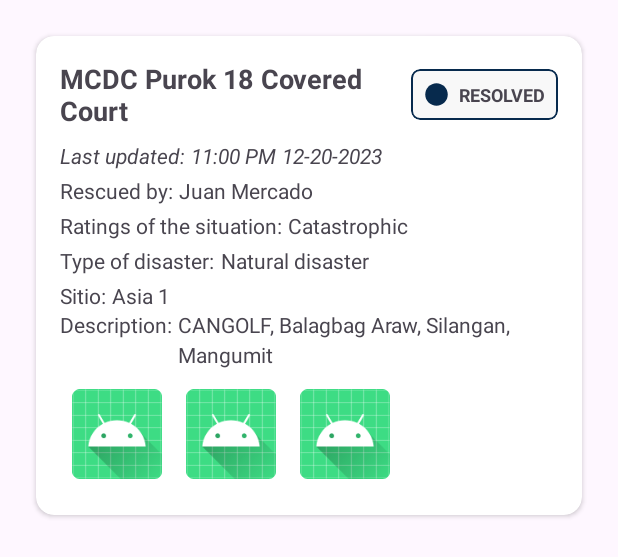
After one commit to tnrtxx/rescYou_Admin, an Android app: the layout item_all_pins.xml on its own in the app's theme, with its tools: preview values and no code run, on a phone screen of 412 x 824 dp. The commit adds this screen. Shown: the top 557 px of the screen. Run offline under Robolectric (Android 15) with nearby library versions, the phone set to English and light mode, and no system bars.

Commit message:
All Pins Recycler View

```diff
--- a/app/src/main/AndroidManifest.xml
+++ b/app/src/main/AndroidManifest.xml
@@ -39,6 +39,9 @@
         android:supportsRtl="true"
         android:theme="@style/Theme.RescYouAdmin"
         tools:targetApi="31">
+        <activity
+            android:name=".ShowAllPins"
+            android:exported="false" />
         <activity
             android:name=".ResolvedPins"
             android:exported="false" />
--- a/app/src/main/java/com/example/rescyouadmin/Reports.kt
+++ b/app/src/main/java/com/example/rescyouadmin/Reports.kt
@@ -14,6 +14,11 @@ class Reports : AppCompatActivity() {
         binding = ActivityReportsBinding.inflate(layoutInflater)
         setContentView(binding.root)
 
+        //SHOW ALL PINS BUTTON
+        binding.allpinsButton.setOnClickListener {
+            val intent = Intent(this, ShowAllPins::class.java)
+            startActivity(intent)
+        }
 
         //RESOLVED PINS BUTTON
         binding.resolvedpinsButton.setOnClickListener {
--- /dev/null
+++ b/app/src/main/res/drawable/round_filter_alt_24.xml
@@ -0,0 +1,5 @@
+<vector android:height="24dp" android:tint="#072A4D"
+    android:viewportHeight="24" android:viewportWidth="24"
+    android:width="24dp" xmlns:android="http://schemas.android.com/apk/res/android">
+    <path android:fillColor="@android:color/white" android:pathData="M4.25,5.61C6.57,8.59 10,13 10,13v5c0,1.1 0.9,2 2,2h0c1.1,0 2,-0.9 2,-2v-5c0,0 3.43,-4.41 5.75,-7.39C20.26,4.95 19.79,4 18.95,4H5.04C4.21,4 3.74,4.95 4.25,5.61z"/>
+</vector>
--- /dev/null
+++ b/app/src/main/res/layout/item_all_pins.xml
@@ -0,0 +1,271 @@
+<?xml version="1.0" encoding="utf-8"?>
+<androidx.cardview.widget.CardView xmlns:android="http://schemas.android.com/apk/res/android"
+    xmlns:app="http://schemas.android.com/apk/res-auto"
+    xmlns:tools="http://schemas.android.com/tools"
+    android:layout_width="match_parent"
+    android:layout_height="wrap_content"
+    android:layout_marginLeft="24dp"
+    android:layout_marginTop="24dp"
+    android:layout_marginRight="24dp"
+    android:elevation="12dp"
+    app:cardCornerRadius="12dp">
+
+    <LinearLayout
+        android:layout_width="match_parent"
+        android:layout_height="wrap_content"
+        android:orientation="vertical">
+
+        <androidx.constraintlayout.widget.ConstraintLayout
+            android:layout_width="match_parent"
+            android:layout_height="wrap_content"
+            android:clipToPadding="false"
+            android:padding="16dp">
+
+            <LinearLayout
+                android:id="@+id/all_pins_linearlayout"
+                android:layout_width="match_parent"
+                android:layout_height="wrap_content"
+                android:gravity="center"
+                android:orientation="horizontal"
+                app:layout_constraintEnd_toEndOf="parent"
+                app:layout_constraintStart_toStartOf="parent"
+                app:layout_constraintTop_toTopOf="parent">
+
+                <TextView
+                    android:id="@+id/name_textview"
+                    android:layout_width="0dp"
+                    android:layout_weight="1"
+                    android:layout_height="wrap_content"
+                    android:textSize="18sp"
+                    android:textStyle="bold"
+                    tools:text="MCDC Purok 18 Covered Court" />
+
+                <com.google.android.material.card.MaterialCardView
+                    android:id="@+id/status_cardview"
+                    android:layout_width="wrap_content"
+                    android:layout_marginStart="4dp"
+                    android:layout_height="wrap_content"
+                    android:backgroundTint="@color/light_gray"
+                    app:cardCornerRadius="6dp"
+                    app:contentPadding="8dp"
+                    app:strokeColor="@color/navy_blue"
+                    app:strokeWidth="1dp">
+
+                    <TextView
+                        android:id="@+id/status_textview"
+                        android:layout_width="wrap_content"
+                        android:layout_height="wrap_content"
+                        android:drawablePadding="6dp"
+                        android:gravity="center"
+                        android:textAllCaps="true"
+                        android:textSize="12sp"
+                        android:textStyle="bold"
+                        app:drawableStartCompat="@drawable/baseline_circle_18"
+                        tools:text="RESOLVED" />
+                </com.google.android.material.card.MaterialCardView>
+            </LinearLayout>
+
+            <RelativeLayout
+                android:layout_width="match_parent"
+                android:layout_height="wrap_content"
+                android:layout_marginTop="8dp"
+                app:layout_constraintBottom_toBottomOf="parent"
+                app:layout_constraintTop_toBottomOf="@+id/all_pins_linearlayout">
+
+
+                <LinearLayout
+                    android:id="@+id/dateTime_linearlayout"
+                    android:layout_width="match_parent"
+                    android:layout_height="wrap_content"
+                    android:layout_marginBottom="4dp"
+                    android:orientation="horizontal">
+
+                    <TextView
+                        android:layout_width="wrap_content"
+                        android:layout_height="wrap_content"
+                        android:text="Last updated:"
+                        android:textStyle="italic"
+                        android:textSize="14sp" />
+
+                    <TextView
+                        android:id="@+id/time_textview"
+                        android:layout_width="wrap_content"
+                        android:layout_height="wrap_content"
+                        android:layout_marginStart="4dp"
+                        android:textSize="14sp"
+                        tools:text="11:00 PM"
+                        android:textStyle="italic"/>
+
+                    <TextView
+                        android:id="@+id/date_textview"
+                        android:layout_width="wrap_content"
+                        android:layout_height="wrap_content"
+                        android:layout_marginStart="4dp"
+                        android:textSize="14sp"
+                        tools:text="12-20-2023"
+                        android:textStyle="italic"/>
+                </LinearLayout>
+
+                <LinearLayout
+                    android:id="@+id/rescued_by_linearlayout"
+                    android:layout_width="match_parent"
+                    android:layout_height="wrap_content"
+                    android:layout_below="@+id/dateTime_linearlayout"
+                    android:layout_marginBottom="4dp"
+                    android:orientation="horizontal">
+
+                    <TextView
+                        android:layout_width="wrap_content"
+                        android:layout_height="wrap_content"
+                        android:text="@string/rescued_by"
+                        android:textSize="14sp" />
+
+                    <TextView
+                        android:id="@+id/rescued_by_textview"
+                        android:layout_width="wrap_content"
+                        android:layout_height="wrap_content"
+                        android:layout_marginStart="4dp"
+                        android:textSize="14sp"
+                        tools:text="Juan Mercado" />
+                </LinearLayout>
+
+                <LinearLayout
+                    android:id="@+id/ratings_linearlayout"
+                    android:layout_width="match_parent"
+                    android:layout_height="wrap_content"
+                    android:layout_below="@+id/rescued_by_linearlayout"
+                    android:layout_marginBottom="4dp"
+                    android:orientation="horizontal">
+
+                    <TextView
+                        android:layout_width="wrap_content"
+                        android:layout_height="wrap_content"
+                        android:text="@string/ratings_situation"
+                        android:textSize="14sp" />
+
+                    <TextView
+                        android:id="@+id/ratings_textview"
+                        android:layout_width="wrap_content"
+                        android:layout_height="wrap_content"
+                        android:layout_marginStart="4dp"
+                        android:textSize="14sp"
+                        tools:text="Catastrophic" />
+                </LinearLayout>
+
+                <LinearLayout
+                    android:id="@+id/disaster_linearlayout"
+                    android:layout_width="match_parent"
+                    android:layout_height="wrap_content"
+                    android:layout_below="@+id/ratings_linearlayout"
+                    android:layout_marginBottom="4dp"
+                    android:orientation="horizontal">
+
+                    <TextView
+                        android:layout_width="wrap_content"
+                        android:layout_height="wrap_content"
+                        android:text="@string/disaster"
+                        android:textSize="14sp" />
+
+                    <TextView
+                        android:id="@+id/disaster_textview"
+                        android:layout_width="wrap_content"
+                        android:layout_height="wrap_content"
+                        android:layout_marginStart="4dp"
+                        android:lineSpacingExtra="4dp"
+                        android:textSize="14sp"
+                        tools:text="Natural disaster" />
+                </LinearLayout>
+
+                <LinearLayout
+                    android:id="@+id/sitio_linearlayout"
+                    android:layout_width="match_parent"
+                    android:layout_height="wrap_content"
+                    android:layout_below="@+id/disaster_linearlayout"
+                    android:orientation="horizontal">
+
+                    <TextView
+                        android:layout_width="wrap_content"
+                        android:layout_height="wrap_content"
+                        android:text="@string/current_sitio"
+                        android:textSize="14sp" />
+
+                    <TextView
+                        android:id="@+id/sitio_textview"
+                        android:layout_width="wrap_content"
+                        android:layout_height="wrap_content"
+                        android:layout_marginStart="4dp"
+                        android:lineSpacingExtra="4dp"
+                        android:textSize="14sp"
+                        tools:text="Asia 1" />
+                </LinearLayout>
+
+                <LinearLayout
+                    android:id="@+id/description_linearlayout"
+                    android:layout_width="match_parent"
+                    android:layout_height="wrap_content"
+                    android:layout_below="@+id/sitio_linearlayout"
+                    android:orientation="horizontal">
+
+                    <TextView
+                        android:layout_width="wrap_content"
+                        android:layout_height="wrap_content"
+                        android:text="@string/current_desc"
+                        android:textSize="14sp" />
+
+                    <TextView
+                        android:id="@+id/description_textview"
+                        android:layout_width="wrap_content"
+                        android:layout_height="wrap_content"
+                        android:layout_marginStart="4dp"
+                        android:lineSpacingExtra="4dp"
+                        android:textSize="14sp"
+                        tools:text="CANGOLF, Balagbag Araw, Silangan, Mangumit " />
+
+
+                </LinearLayout>
+
+                <LinearLayout
+                    android:id="@+id/images_linearlayout"
+                    android:layout_width="match_parent"
+                    android:layout_height="wrap_content"
+                    android:layout_below="@+id/description_linearlayout"
+                    android:orientation="horizontal">
+
+
+                    <HorizontalScrollView
+                        android:id="@+id/scrollAttachments"
+                        android:layout_width="match_parent"
+                        android:layout_height="wrap_content"
+                        android:layout_marginTop="5dp"
+                        android:fillViewport="true"
+                        android:scrollbarSize="0dp"
+                        app:layout_constraintEnd_toEndOf="parent"
+                        app:layout_constraintStart_toStartOf="parent"
+                        app:layout_constraintTop_toBottomOf="@+id/viewPin_currentSituation">
+
+                        <androidx.recyclerview.widget.RecyclerView
+                            android:id="@+id/attachments_recycler_view"
+                            android:layout_width="match_parent"
+                            android:layout_height="wrap_content"
+                            android:layout_below="@id/description_linearlayout"
+                            android:orientation="horizontal"
+                            tools:listitem="@layout/item_attachment"
+                            app:layoutManager="androidx.recyclerview.widget.GridLayoutManager"
+                            ></androidx.recyclerview.widget.RecyclerView>
+
+
+
+                    </HorizontalScrollView>
+
+
+                </LinearLayout>
+
+
+
+
+            </RelativeLayout>
+
+        </androidx.constraintlayout.widget.ConstraintLayout>
+
+    </LinearLayout>
+</androidx.cardview.widget.CardView>
--- a/app/src/main/res/values/strings.xml
+++ b/app/src/main/res/values/strings.xml
@@ -190,5 +190,4 @@
     <string name="current_desc">Description:</string>
 
 
-
 </resources>
```
Also changed, not shown: app/src/main/java/com/example/rescyouadmin/ShowAllPins.kt (added, +71 -0 lines), app/src/main/java/com/example/rescyouadmin/ShowAllPinsAdapter.kt (added, +80 -0 lines), app/src/main/res/layout/activity_show_all_pins.xml (added, +79 -0 lines).
